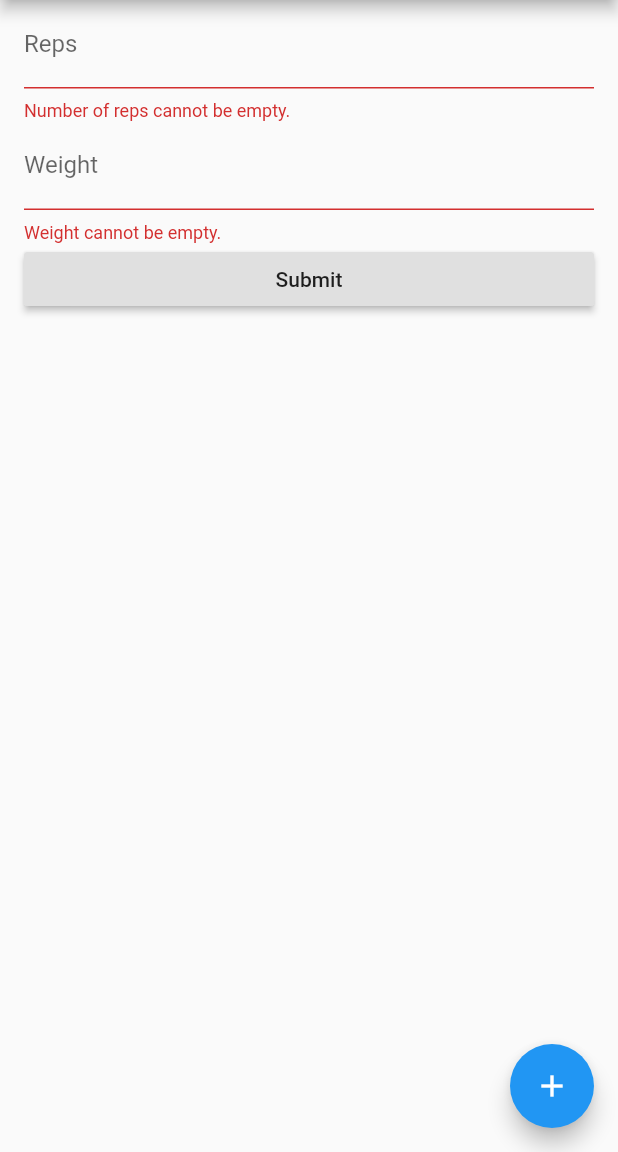
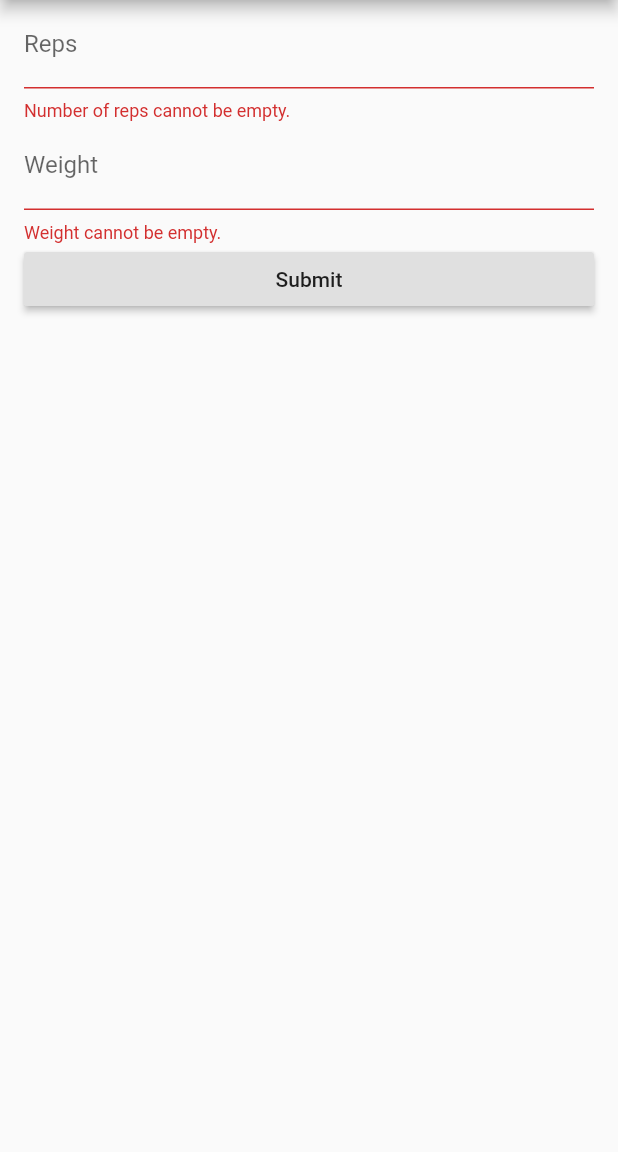
Before and after one commit to silverAndroid/workout-tracker, a Flutter app: the ExercisePage screen opened directly with empty values, after a tap on "Submit", on a phone screen of 412 x 824 dp, the part 84-1236 px from its top. Run offline on Flutter 3.47's test engine with Material 2 defaults, Android fonts, the phone set to English and light mode, and no system bars; statements that could not run were skipped.

Commit message:
Removed unnecessary FAB

```diff
--- a/lib/exercise_view.dart
+++ b/lib/exercise_view.dart
@@ -14,7 +14,6 @@ class ExercisePage extends StatelessWidget {
 
   @override
   Widget build(BuildContext context) {
-    // TODO: implement build
     return new Scaffold(
       appBar: new AppBar(
         // Here we take the value from the MyHomePage object that
@@ -23,11 +22,6 @@ class ExercisePage extends StatelessWidget {
         title: new Text('Workouts'),
       ),
       body: new ExerciseView(exerciseID),
-      floatingActionButton: new FloatingActionButton(
-        onPressed: (() => print('FAB pressed, not incrementing..')),
-        tooltip: 'Increment',
-        child: new Icon(Icons.add),
-      ),
     );
   }
 }
```
